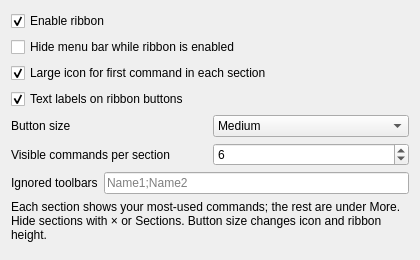
This is Resources/ui/preferences.ui in robdevtech/NeoRibbon as Qt 5 draws it before an edit. The edited form follows.
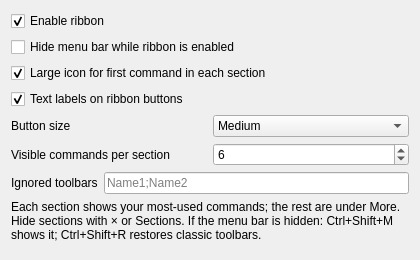
This is the edited form. Custom widgets are drawn as their Qt base class.

Commit message:
Prevent menubar hide from stranding users without menus.
Always show the menu bar on disable/restore, register Ctrl+Shift+R/N/,
escape shortcuts, add a terminal recovery script, and bump to 0.1.2.

```diff
--- a/Resources/ui/preferences.ui
+++ b/Resources/ui/preferences.ui
@@ -174,7 +174,7 @@
    <item>
     <widget class="QLabel" name="labelHint">
      <property name="text">
-      <string>Each section shows your most-used commands; the rest are under More. Hide sections with × or Sections. Button size changes icon and ribbon height.</string>
+      <string>Each section shows your most-used commands; the rest are under More. Hide sections with × or Sections. If the menu bar is hidden: Ctrl+Shift+M shows it; Ctrl+Shift+R restores classic toolbars.</string>
      </property>
      <property name="wordWrap">
       <bool>true</bool>
```
Left out of the diff: 3 changed lines with no effect on the pictures. The commit also changes 8 other files.
